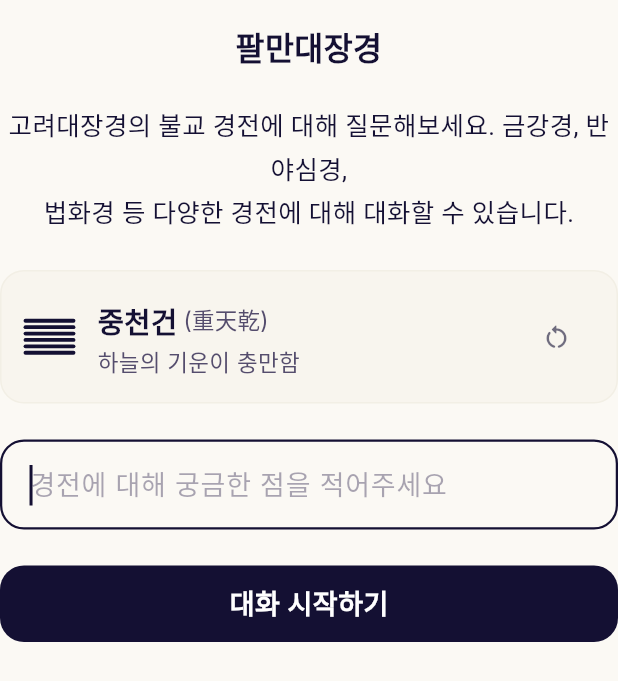
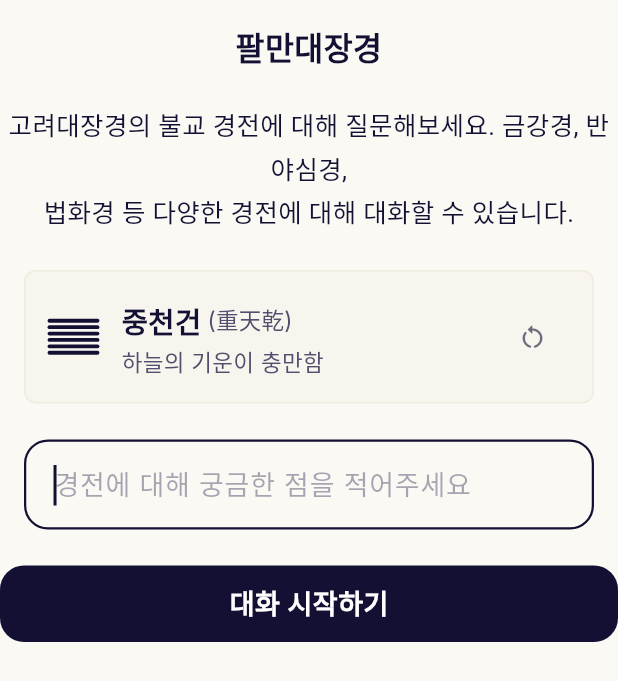
Before and after one commit to kimdzhekhon/Guda_Chatbot, a Flutter app: the InputPhaseView widget shown alone on an empty page, opened directly with sample values from the repository, on a phone screen of 412 x 824 dp. Shown: the top 681 px of the screen. Run offline on Flutter 3.47's test engine with Material 3 defaults, Android fonts, the phone set to English and light mode, and no system bars; our stand-ins replace dio, flutter_markdown, flutter_riverpod, freezed_annotation, go_router, google_sign_in and 3 more; accounts and stored records are empty; generated files the repository leaves out were written again; Roboto replaces fonts that are missing (NotoSerifKR).

Commit message:
14개의 주요 정적 분석 오류를 해결하고 RPC 패턴 및 DTO 의존성을 완벽하게 충족시키기 위한 정합성 강화 작업입니다.

```diff
--- a/lib/features/chat/domain/usecases/delete_conversation_usecase.dart
+++ b/lib/features/chat/domain/usecases/delete_conversation_usecase.dart
@@ -1,9 +1,12 @@
 import 'package:guda_chatbot/features/chat/domain/repositories/chat_repository.dart';
+import 'package:guda_chatbot/features/chat/data/models/chat_request_dtos.dart';
 
 class DeleteConversationUseCase {
   const DeleteConversationUseCase(this._repository);
   final ChatRepository _repository;
 
   Future<void> call(String conversationId) =>
-      _repository.deleteConversation(conversationId);
+      _repository.deleteConversation(
+        DeleteConversationRequestDto(conversationId: conversationId),
+      );
 }
--- a/lib/features/chat/domain/usecases/get_messages_usecase.dart
+++ b/lib/features/chat/domain/usecases/get_messages_usecase.dart
@@ -1,10 +1,13 @@
 import 'package:guda_chatbot/features/chat/domain/entities/message.dart';
 import 'package:guda_chatbot/features/chat/domain/repositories/chat_repository.dart';
+import 'package:guda_chatbot/features/chat/data/models/chat_request_dtos.dart';
 
 class GetMessagesUseCase {
   const GetMessagesUseCase(this._repository);
   final ChatRepository _repository;
 
   Future<List<Message>> call(String conversationId) =>
-      _repository.getMessages(conversationId);
+      _repository.getMessages(
+        GetMessagesRequestDto(conversationId: conversationId),
+      );
 }
--- a/lib/features/chat/presentation/widgets/initial_question/input_phase_view.dart
+++ b/lib/features/chat/presentation/widgets/initial_question/input_phase_view.dart
@@ -53,13 +53,18 @@ class InputPhaseView extends StatelessWidget {
         ),
         const SizedBox(height: GudaSpacing.lg),
         if (selectedHexagram != null)
-          SelectedHexagramDisplay(
+          Padding(
+            padding: const EdgeInsets.symmetric(horizontal: GudaSpacing.md),
+            child: SelectedHexagramDisplay(
               isDark: isDark,
               hexagram: selectedHexagram!,
               onReset: onResetHexagram,
             ),
+          ),
         if (selectedHexagram != null) const SizedBox(height: GudaSpacing.lg),
-        GudaTextInputField(
+        Padding(
+          padding: const EdgeInsets.symmetric(horizontal: GudaSpacing.md),
+          child: GudaTextInputField(
             controller: controller,
             isDark: isDark,
             autofocus: true,
@@ -77,6 +82,7 @@ class InputPhaseView extends StatelessWidget {
               color: isDark ? GudaColors.onSurfaceDark : GudaColors.onSurfaceLight,
             ),
           ),
+        ),
         const SizedBox(height: GudaSpacing.lg),
         GudaButton.filled(
           label: type == ClassicType.tripitaka
--- a/lib/features/chat/presentation/widgets/initial_question/selected_hexagram_display.dart
+++ b/lib/features/chat/presentation/widgets/initial_question/selected_hexagram_display.dart
@@ -25,10 +25,10 @@ class SelectedHexagramDisplay extends StatelessWidget {
                     ? GudaColors.surfaceVariantDark
                     : GudaColors.surfaceVariantLight)
                 .withValues(alpha: 0.5),
-        borderRadius: GudaRadius.mdAll,
+        borderRadius: GudaRadius.smAll,
         border: Border.all(
           color: (isDark ? GudaColors.dividerDark : GudaColors.dividerLight)
-              .withValues(alpha: 0.3),
+              .withValues(alpha: 0.5),
         ),
       ),
       child: Row(
--- a/lib/features/chat/presentation/widgets/initial_question/selection_phase_view.dart
+++ b/lib/features/chat/presentation/widgets/initial_question/selection_phase_view.dart
@@ -36,7 +36,9 @@ class SelectionPhaseView extends StatelessWidget {
           textAlign: TextAlign.center,
         ),
         const SizedBox(height: GudaSpacing.lg),
-        Row(
+        Padding(
+          padding: const EdgeInsets.symmetric(horizontal: GudaSpacing.md),
+          child: Row(
             children: [
               Expanded(
                 child: _SelectionBox(
@@ -56,6 +58,7 @@ class SelectionPhaseView extends StatelessWidget {
                 ),
               ),
             ],
+          ),
         ),
         const SizedBox(height: GudaSpacing.lg),
       ],
--- a/lib/features/chat/presentation/widgets/message_list.dart
+++ b/lib/features/chat/presentation/widgets/message_list.dart
@@ -49,6 +49,7 @@ class MessageList extends StatelessWidget {
 
       return Center(
         child: SingleChildScrollView(
+          padding: const EdgeInsets.symmetric(horizontal: GudaSpacing.lg),
           child: InitialQuestionCard(
             type: type,
             onSkip: () => onSendMessage(''),
```
Also changed, not shown: lib/core/ui/widgets/guda_animations.dart (+0 -63 lines), lib/features/chat/data/models/chat_request_dtos.dart (+22 -0 lines), lib/features/chat/domain/usecases/create_conversation_usecase.dart (+9 -2 lines), lib/features/chat/domain/usecases/send_message_usecase.dart (+6 -3 lines), lib/app/router/app_router.g.dart, lib/features/chat/data/models/chat_request_dtos.freezed.dart, lib/features/chat/data/models/chat_request_dtos.g.dart, pubspec.lock. Lines whose indentation alone changed are shown as unchanged.
